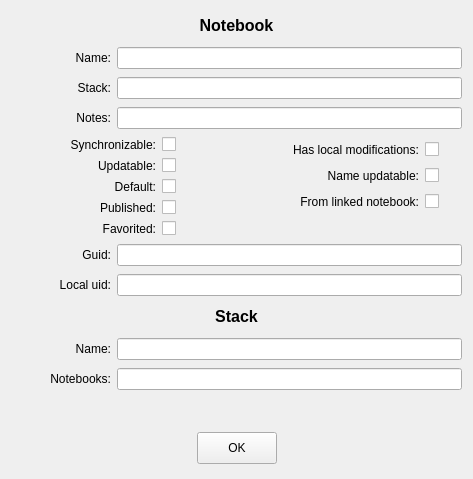
The window that lib/widget/NotebookModelItemInfoWidget.ui (d1vanov/quentier) describes before a commit, drawn with Qt 5.
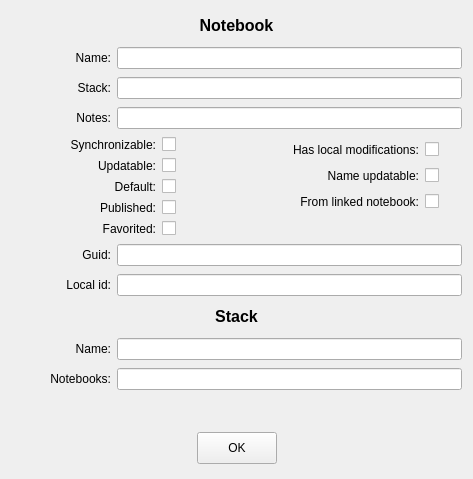
The same window after the commit.

Commit message: Continue modernization and adaptation of lib/widget to new libquentier and QEverCloud

Patch:
```diff
--- a/lib/widget/NotebookModelItemInfoWidget.ui
+++ b/lib/widget/NotebookModelItemInfoWidget.ui
@@ -168,7 +168,7 @@
       </size>
      </property>
      <property name="text">
-      <string>Local uid:</string>
+      <string>Local id:</string>
      </property>
      <property name="alignment">
       <set>Qt::AlignRight|Qt::AlignTrailing|Qt::AlignVCenter</set>
```
The commit also changes 2 other files.
